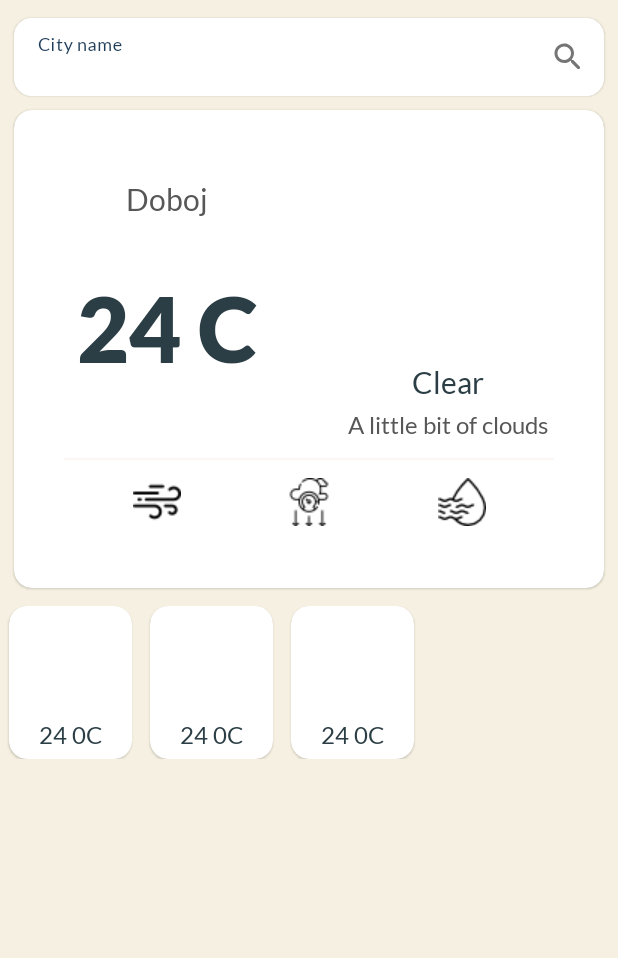
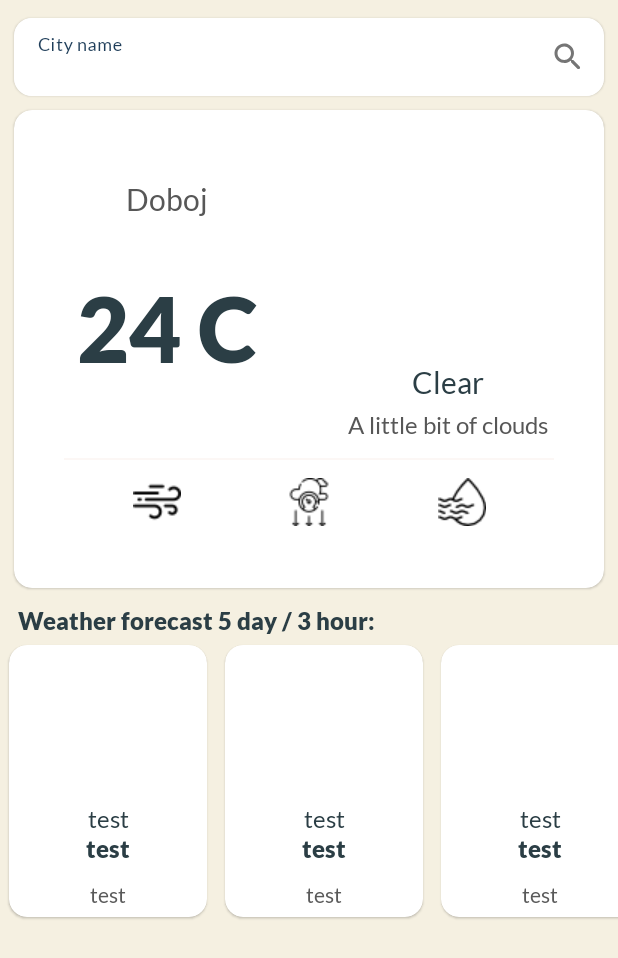
Before and after one commit to BojanDolic/MyWeather, an Android app: the layout main_fragment.xml on its own in the app's theme, with its tools: preview values and no code run, on a phone screen of 412 x 824 dp. Shown: the top 958 px of the screen. Run offline under Robolectric (Android 15) with nearby library versions, the phone set to English and light mode, and no system bars.

Commit message:
Few bug fixes about correctly displaying time inside recyclerview items.

```diff
--- a/app/src/main/java/com/electrocoder/myweather/models/Weather.kt
+++ b/app/src/main/java/com/electrocoder/myweather/models/Weather.kt
@@ -4,7 +4,6 @@ import com.google.gson.annotations.SerializedName
 
 data class Weather(
     @SerializedName("id") val id: Int = 0,
-    @SerializedName("dt") val time: Long = 0,
     @SerializedName("main") val main: String = "",
     @SerializedName("description") val description: String = "",
     @SerializedName("icon") val icon: String = ""
--- a/app/src/main/java/com/electrocoder/myweather/models/WeatherResponse.kt
+++ b/app/src/main/java/com/electrocoder/myweather/models/WeatherResponse.kt
@@ -4,6 +4,7 @@ import com.google.gson.annotations.SerializedName
 
 data class WeatherResponse(
     @SerializedName("cod") val code: Int,
+    @SerializedName("dt") val time: Long = 0,
     @SerializedName("main") val mainWeather: WeatherMain,
     @SerializedName("wind") val windInfo: Wind,
     @SerializedName("name") val cityName: String = "",
--- a/app/src/main/java/com/electrocoder/myweather/ui/adapters/FiveDayRecyclerAdapter.kt
+++ b/app/src/main/java/com/electrocoder/myweather/ui/adapters/FiveDayRecyclerAdapter.kt
@@ -1,5 +1,6 @@
 package com.electrocoder.myweather.ui.adapters
 
+import android.util.Log
 import android.view.LayoutInflater
 import android.view.View
 import android.view.ViewGroup
@@ -11,6 +12,8 @@ import com.electrocoder.myweather.constants.Constants
 import com.electrocoder.myweather.databinding.WeatherItemBinding
 import com.electrocoder.myweather.extensions.loadDynamicWeatherImage
 import com.electrocoder.myweather.models.WeatherResponse
+import java.text.SimpleDateFormat
+import java.util.*
 
 class FiveDayRecyclerAdapter : ListAdapter<WeatherResponse, FiveDayRecyclerAdapter.ViewHolder>(DiffUtilCallback()) {
 
@@ -41,11 +44,20 @@ class FiveDayRecyclerAdapter : ListAdapter<WeatherResponse, FiveDayRecyclerAdapt
                     Constants.IMAGE_TYPE.TYPE_SMALL
                 )
 
+                binding.weatherItemDescription.text = weatherResponse.weatherList[0].main
+
                 binding.weatherItemTemperature.text =
                     binding.weatherItemTemperature.context.getString(
                         R.string.temperature_text,
                         weatherResponse.mainWeather.temp
                     )
+
+                Log.d("TAG", "bindView: VRIJEME UNIX: ${weatherResponse.time}")
+
+                val date = Date(weatherResponse.time*1000L)
+                val simpleDateFormat = SimpleDateFormat("dd/MM - k:mm", Locale.getDefault())
+
+                binding.weatherItemDate.text = simpleDateFormat.format(date)
 
             }
 
--- a/app/src/main/res/layout/main_fragment.xml
+++ b/app/src/main/res/layout/main_fragment.xml
@@ -257,14 +257,25 @@
 
     </com.google.android.material.card.MaterialCardView>
 
+    <TextView
+        android:id="@+id/weather_forecast_days_text"
+        android:layout_width="wrap_content"
+        android:layout_height="wrap_content"
+        app:layout_constraintStart_toStartOf="parent"
+        android:layout_marginHorizontal="12dp"
+        android:fontFamily="@font/lato_black"
+        android:textSize="16sp"
+        android:layout_marginTop="12dp"
+        app:layout_constraintTop_toBottomOf="@id/city_weather_card"
+        android:text="Weather forecast 5 day / 3 hour:" />
+
     <androidx.recyclerview.widget.RecyclerView
         android:id="@+id/recyclerview"
         android:layout_width="match_parent"
         android:layout_height="wrap_content"
         app:layout_constraintStart_toStartOf="parent"
         app:layout_constraintEnd_toEndOf="parent"
-        app:layout_constraintTop_toBottomOf="@id/city_weather_card"
-        android:layout_marginVertical="12dp"
+        app:layout_constraintTop_toBottomOf="@id/weather_forecast_days_text"
         tools:listitem="@layout/weather_item"
         android:orientation="horizontal"
         app:layoutManager="androidx.recyclerview.widget.LinearLayoutManager" />
--- a/app/src/main/res/layout/weather_item.xml
+++ b/app/src/main/res/layout/weather_item.xml
@@ -4,6 +4,7 @@
     android:layout_height="wrap_content"
     xmlns:app="http://schemas.android.com/apk/res-auto"
     android:layout_marginHorizontal="6dp"
+    android:layout_marginVertical="6dp"
     app:contentPadding="6dp"
     app:cardCornerRadius="12dp">
 
@@ -13,22 +14,52 @@
 
         <ImageView
             android:id="@+id/weather_item_icon"
-            android:layout_width="70dp"
-            android:layout_height="70dp"
+            android:layout_width="120dp"
+            android:layout_height="100dp"
             app:layout_constraintStart_toStartOf="parent"
             app:layout_constraintEnd_toEndOf="parent"
             app:layout_constraintTop_toTopOf="parent" />
 
         <TextView
+            android:id="@+id/weather_item_description"
+            android:layout_width="wrap_content"
+            android:layout_height="wrap_content"
+            android:fontFamily="@font/lato_regular"
+            android:textSize="16sp"
+            android:maxLines="2"
+            android:text="test"
+            app:layout_constraintStart_toStartOf="@id/weather_item_icon"
+            app:layout_constraintEnd_toEndOf="@id/weather_item_icon"
+            app:layout_constraintTop_toBottomOf="@id/weather_item_icon" />
+
+        <TextView
             android:id="@+id/weather_item_temperature"
             android:layout_width="wrap_content"
             android:layout_height="wrap_content"
-            android:text="24 0C"
-            android:fontFamily="@font/lato_regular"
+            android:fontFamily="@font/lato_black"
             android:textSize="16sp"
+            android:text="test"
+            android:maxLines="1"
             app:layout_constraintStart_toStartOf="@id/weather_item_icon"
             app:layout_constraintEnd_toEndOf="@id/weather_item_icon"
-            app:layout_constraintTop_toBottomOf="@id/weather_item_icon" />
+            app:layout_constraintTop_toBottomOf="@id/weather_item_description"
+            app:layout_constraintBottom_toTopOf="@id/weather_item_date"/>
+
+        <TextView
+            android:id="@+id/weather_item_date"
+            android:layout_width="0dp"
+            android:layout_height="wrap_content"
+            android:fontFamily="@font/lato_regular"
+            android:layout_marginTop="12dp"
+            android:text="test"
+            android:maxLines="2"
+            android:textColor="#595959"
+            android:textAlignment="center"
+            android:textSize="14sp"
+            app:layout_constraintTop_toBottomOf="@id/weather_item_temperature"
+            app:layout_constraintStart_toStartOf="@id/weather_item_icon"
+            app:layout_constraintEnd_toEndOf="@id/weather_item_icon"
+            app:layout_constraintBottom_toBottomOf="parent"/>
 
 
     </androidx.constraintlayout.widget.ConstraintLayout>
```
